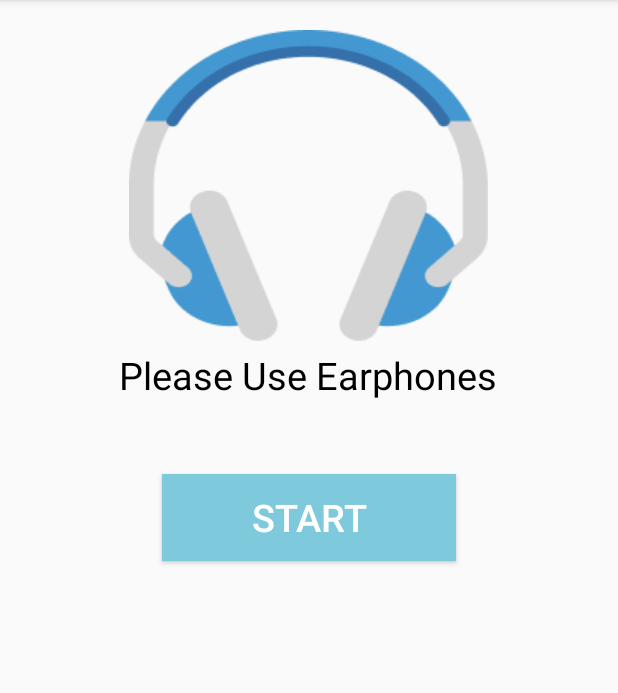
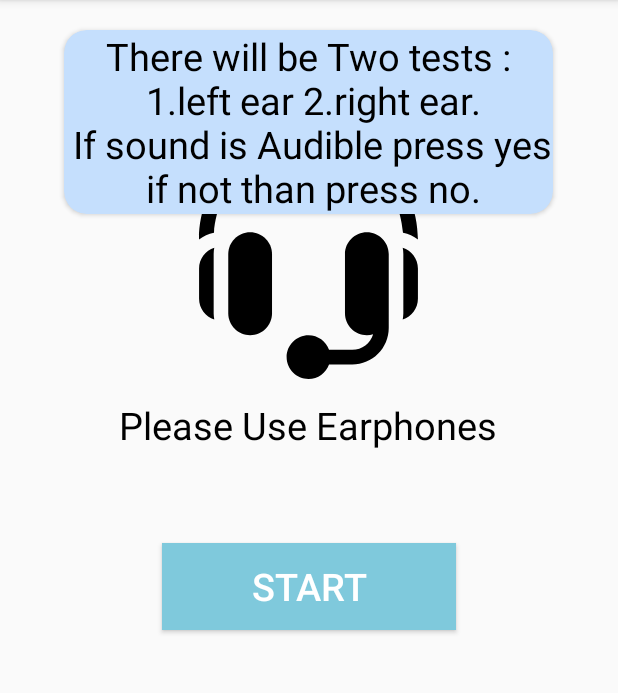
Before and after one commit to Divij-08/SrmAudiometer, an Android app: the instructions screen opened directly, with no data from a screen before it, on a phone screen of 412 x 824 dp, the part 84-777 px from its top. Run offline under Robolectric (Android 15) with nearby library versions, the light colour scheme and no system bars.

Commit message:
Layout 1 2 3 4(All layouts ) 1)Use headphones 2)Is it Audible 3)java part also ready with 10 db intensity with 8 different frequencies in different ears 4)GRAPH AND PATIENT DETAILS ATTACHED

```diff
--- a/app/build.gradle
+++ b/app/build.gradle
@@ -23,6 +23,7 @@ dependencies {
     implementation fileTree(include: ['*.jar'], dir: 'libs')
     implementation 'androidx.appcompat:appcompat:1.1.0'
     implementation 'androidx.constraintlayout:constraintlayout:1.1.3'
+    implementation 'com.android.support:design:28.0.0'
     testImplementation 'junit:junit:4.12'
     androidTestImplementation 'androidx.test.ext:junit:1.1.1'
     androidTestImplementation 'androidx.test.espresso:espresso-core:3.2.0'
--- a/app/src/main/AndroidManifest.xml
+++ b/app/src/main/AndroidManifest.xml
@@ -4,9 +4,9 @@
 
     <application
         android:allowBackup="true"
-        android:icon="@mipmap/ic_launcher"
+        android:icon="@drawable/ic_icon"
         android:label="@string/app_name"
-        android:roundIcon="@mipmap/ic_launcher_round"
+        android:roundIcon="@drawable/ic_icon"
         android:supportsRtl="true"
         android:theme="@style/AppTheme">
         <activity android:name=".MainActivity">
--- /dev/null
+++ b/app/src/main/res/drawable/ic_headphon.xml
@@ -0,0 +1,21 @@
+<vector xmlns:android="http://schemas.android.com/apk/res/android"
+    android:width="512dp"
+    android:height="512dp"
+    android:viewportWidth="512"
+    android:viewportHeight="512">
+  <path
+      android:fillColor="#FF000000"
+      android:pathData="M136,210c-24.814,0 -45,20.186 -45,45v122c0,24.814 20.186,45 45,45c24.814,0 45,-20.186 45,-45V255C181,230.186 160.814,210 136,210z"/>
+  <path
+      android:fillColor="#FF000000"
+      android:pathData="M61,255c0,-4.327 0.571,-8.507 1.278,-12.634C44.2,248.209 31,265.001 31,285v62c0,19.999 13.2,36.791 31.278,42.634C61.571,385.507 61,381.327 61,377V255z"/>
+  <path
+      android:fillColor="#FF000000"
+      android:pathData="M376,210c-24.814,0 -45,20.186 -45,45v122c0,24.814 20.186,45 45,45c4.51,0 8.782,-0.868 12.892,-2.108C383.308,438.401 366.305,452 346,452h-47.763c-6.213,-17.422 -22.707,-30 -42.237,-30c-24.814,0 -45,20.186 -45,45c0,24.814 20.186,45 45,45c19.53,0 36.024,-12.578 42.237,-30H346c41.353,0 75,-33.647 75,-75v-30V255C421,230.186 400.814,210 376,210z"/>
+  <path
+      android:fillColor="#FF000000"
+      android:pathData="M449.722,242.366C450.429,246.493 451,250.673 451,255v122c0,4.327 -0.571,8.507 -1.278,12.634C467.8,383.791 481,366.999 481,347v-62C481,265.001 467.8,248.209 449.722,242.366z"/>
+  <path
+      android:fillColor="#FF000000"
+      android:pathData="M256,0C131.928,0 31,100.928 31,225v0.383c8.937,-6.766 19.277,-11.717 30.687,-13.934C68.698,110.251 153.054,30 256,30s187.302,80.251 194.313,181.448c11.409,2.217 21.749,7.169 30.687,13.934V225C481,100.928 380.072,0 256,0z"/>
+</vector>
--- a/app/src/main/res/layout/eartest.xml
+++ b/app/src/main/res/layout/eartest.xml
@@ -89,6 +89,10 @@
             android:background="#7FC9DC"
             android:text="NO"
             android:textAlignment="center" />
+
+        <androidx.cardview.widget.CardView
+            android:layout_width="match_parent"
+            android:layout_height="wrap_content" />
     </androidx.cardview.widget.CardView>
 
     <Button
--- a/app/src/main/res/layout/headphones.xml
+++ b/app/src/main/res/layout/headphones.xml
@@ -11,7 +11,7 @@
         android:layout_alignBottom="@id/headphones"
 
         android:layout_centerHorizontal="true"
-        android:layout_marginBottom="-59dp"
+        android:layout_marginBottom="-177dp"
         android:text="Please Use Earphones"
         android:textAlignment="center"
         android:textColor="@android:color/black"
@@ -22,22 +22,47 @@
         android:layout_width="wrap_content"
         android:layout_height="wrap_content"
         android:layout_alignBottom="@id/useearphones"
-        android:layout_marginBottom="-87dp"
+        android:layout_centerHorizontal="true"
+        android:layout_marginBottom="-100dp"
         android:width="196dp"
         android:height="58dp"
         android:background="@color/start"
-        android:layout_centerHorizontal="true"
         android:text="START"
         android:textColor="@android:color/white"
         android:textSize="25sp" />
 
+
     <ImageView
+        android:id="@+id/headphonesi"
+        android:layout_width="259dp"
+        android:layout_height="166dp"
+        android:layout_alignBottom="@id/headphones"
+        android:layout_centerHorizontal="true"
+        android:layout_marginBottom="-110dp"
+
+        app:srcCompat="@drawable/ic_headphon" />
+
+    <androidx.cardview.widget.CardView
         android:id="@+id/headphones"
         android:layout_width="wrap_content"
         android:layout_height="wrap_content"
         android:layout_centerHorizontal="true"
         android:layout_marginTop="20dp"
-        app:srcCompat="@drawable/headphones" />
+        app:cardCornerRadius="15dp"
+        app:cardBackgroundColor="@color/cardcolor">
+
+        <TextView
+            android:id="@+id/textView"
+            android:layout_width="wrap_content"
+            android:layout_height="wrap_content"
+            android:layout_centerHorizontal="true"
+            android:layout_gravity="center"
+            android:text="There will be Two tests :\n 1.left ear 2.right ear.\n If sound is Audible press yes\n if not than press no."
+            android:textAlignment="center"
+            android:textColor="@android:color/black"
+            android:textSize="25sp" />
+
+    </androidx.cardview.widget.CardView>
 
 
 </RelativeLayout>
--- a/app/src/main/res/values/styles.xml
+++ b/app/src/main/res/values/styles.xml
@@ -5,8 +5,11 @@
         <!-- Customize your theme here. -->
         <item name="colorPrimary">#356A9A</item>
         <item name="colorPrimaryDark">#142162</item>
-        <item name="colorAccent">@color/colorAccent</item>
+        <item name="colorAccent">#356A9A</item>
 
     </style>
-
+    <style name="DialogAnimation">
+    <item name="android:windowEnterAnimation">@android:anim/slide_in_left</item>
+    <item name="android:windowExitAnimation">@android:anim/slide_out_right</item>
+    </style>
 </resources>
```
Also changed, not shown: app/src/main/java/com/mj/srmaudiometer/Eartest.java (+33 -25 lines), app/src/main/java/com/mj/srmaudiometer/GraphActivity.java (+62 -22 lines), app/src/main/res/drawable/dialog_positive_round.xml (added, +10 -0 lines), app/src/main/res/drawable/ic_icon.xml (added, +21 -0 lines), app/src/main/res/drawable/ic_mood_black_24dp.xml (added, +9 -0 lines), app/src/main/res/drawable/round_button.xml (added, +7 -0 lines), app/src/main/res/layout/activity_graph.xml (+27 -0 lines), app/src/main/res/layout/activity_main.xml (+10 -8 lines), app/src/main/res/layout/dialog_postive_layout.xml (added, +81 -0 lines).
